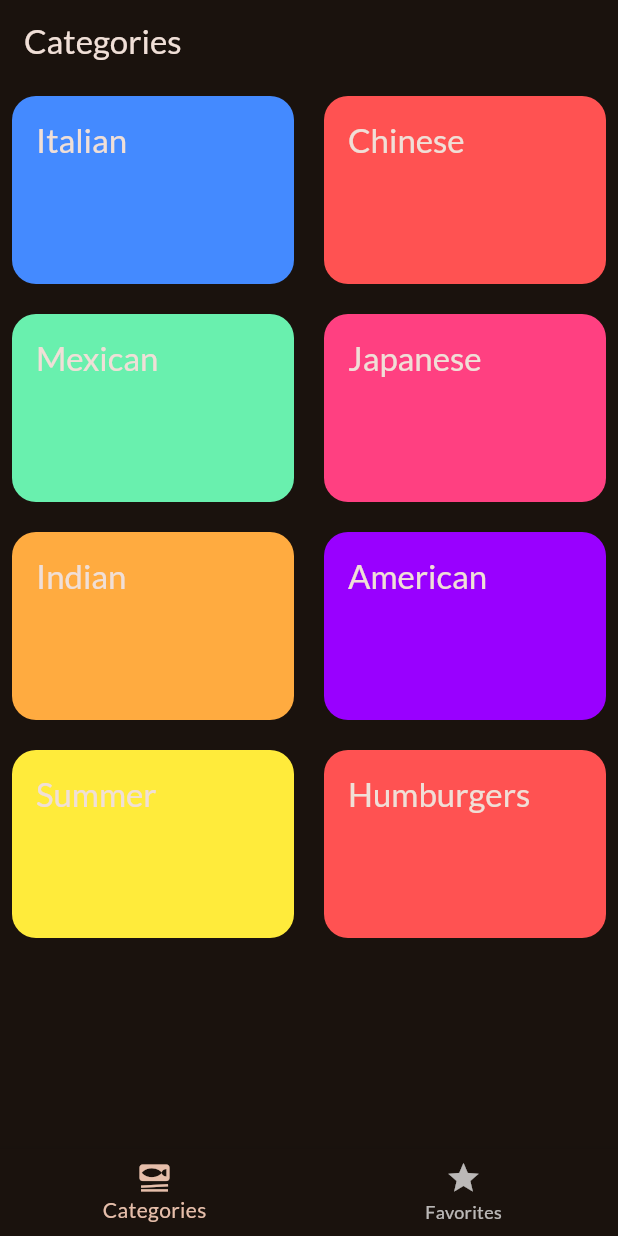
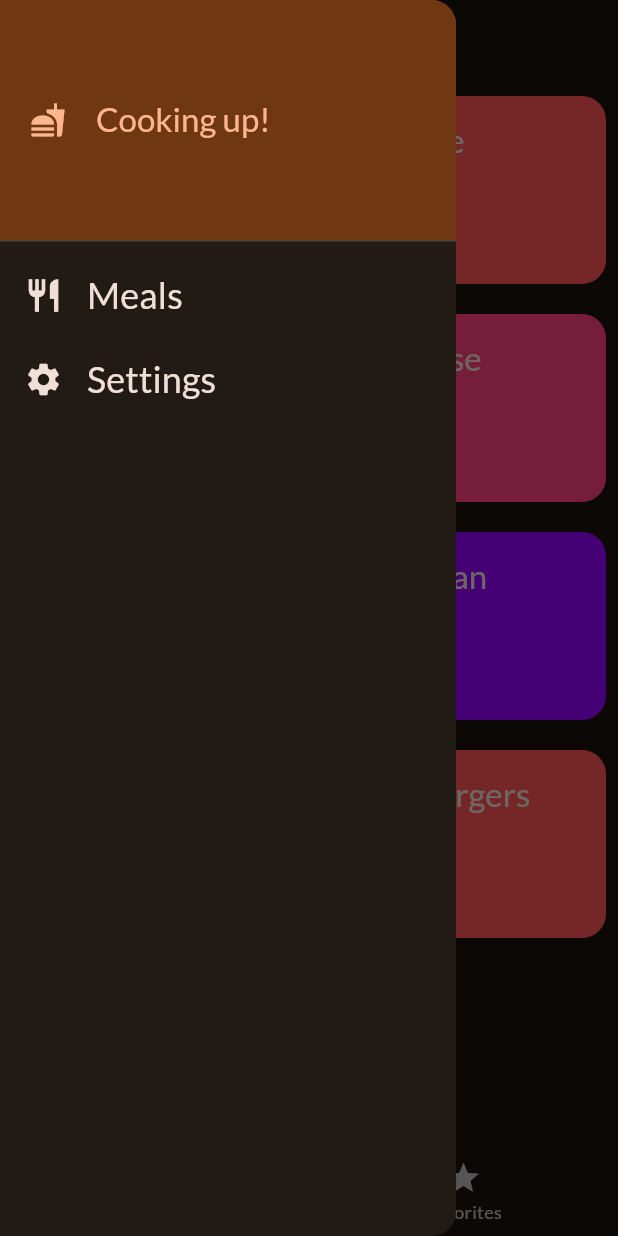
Before and after one commit to wmvieira21/meals_menu_flutter, a Flutter app: the screen it shows after launch, with the side drawer open (before the commit the screen has no drawer), on a phone screen of 412 x 824 dp. Run offline on Flutter 3.47's test engine with Material 3 defaults, Android fonts, the phone set to English and light mode, and no system bars; our stand-ins replace google_fonts, transparent_image.

Commit message:
added darwer menu

```diff
--- a/lib/main.dart
+++ b/lib/main.dart
@@ -1,6 +1,5 @@
 import 'package:flutter/material.dart';
 import 'package:google_fonts/google_fonts.dart';
-import 'package:meals_menu/screens/categories.dart';
 import 'package:meals_menu/screens/tabs.dart';
 
 final theme = ThemeData(
--- /dev/null
+++ b/lib/widgets/main_drawer.dart
@@ -0,0 +1,68 @@
+import 'package:flutter/material.dart';
+
+class MainDrawer extends StatelessWidget {
+  const MainDrawer({super.key, required this.onSetScreenDrawer});
+
+  final Function(String identifier) onSetScreenDrawer;
+
+  @override
+  Widget build(BuildContext context) {
+    return Drawer(
+      child: Column(
+        children: [
+          DrawerHeader(
+            padding: EdgeInsets.all(20),
+            decoration: BoxDecoration(
+                gradient: LinearGradient(
+              colors: [
+                Theme.of(context).colorScheme.primaryContainer,
+                Theme.of(context)
+                    .colorScheme
+                    .primaryContainer
+                    .withValues(alpha: 50)
+              ],
+              begin: Alignment.topLeft,
+              end: Alignment.bottomRight,
+            )),
+            child: Row(
+              spacing: 20,
+              children: [
+                Icon(
+                  Icons.fastfood,
+                  color: Theme.of(context).colorScheme.primary,
+                ),
+                Text(
+                  'Cooking up!',
+                  style: Theme.of(context)
+                      .textTheme
+                      .titleLarge!
+                      .copyWith(color: Theme.of(context).colorScheme.primary),
+                )
+              ],
+            ),
+          ),
+          ListTile(
+            leading: Icon(Icons.restaurant,
+                size: 26, color: Theme.of(context).colorScheme.onSurface),
+            title: Text(
+              'Meals',
+              style: Theme.of(context).textTheme.titleSmall!.copyWith(
+                  color: Theme.of(context).colorScheme.onSurface, fontSize: 24),
+            ),
+            onTap: () => onSetScreenDrawer('meals'),
+          ),
+          ListTile(
+            leading: Icon(Icons.settings,
+                size: 26, color: Theme.of(context).colorScheme.onSurface),
+            title: Text(
+              'Settings',
+              style: Theme.of(context).textTheme.titleSmall!.copyWith(
+                  color: Theme.of(context).colorScheme.onSurface, fontSize: 24),
+            ),
+            onTap: () => onSetScreenDrawer('settings'),
+          ),
+        ],
+      ),
+    );
+  }
+}
```
Also changed, not shown: lib/screens/filters.dart (added, +51 -0 lines), lib/screens/tabs.dart (+31 -0 lines).
